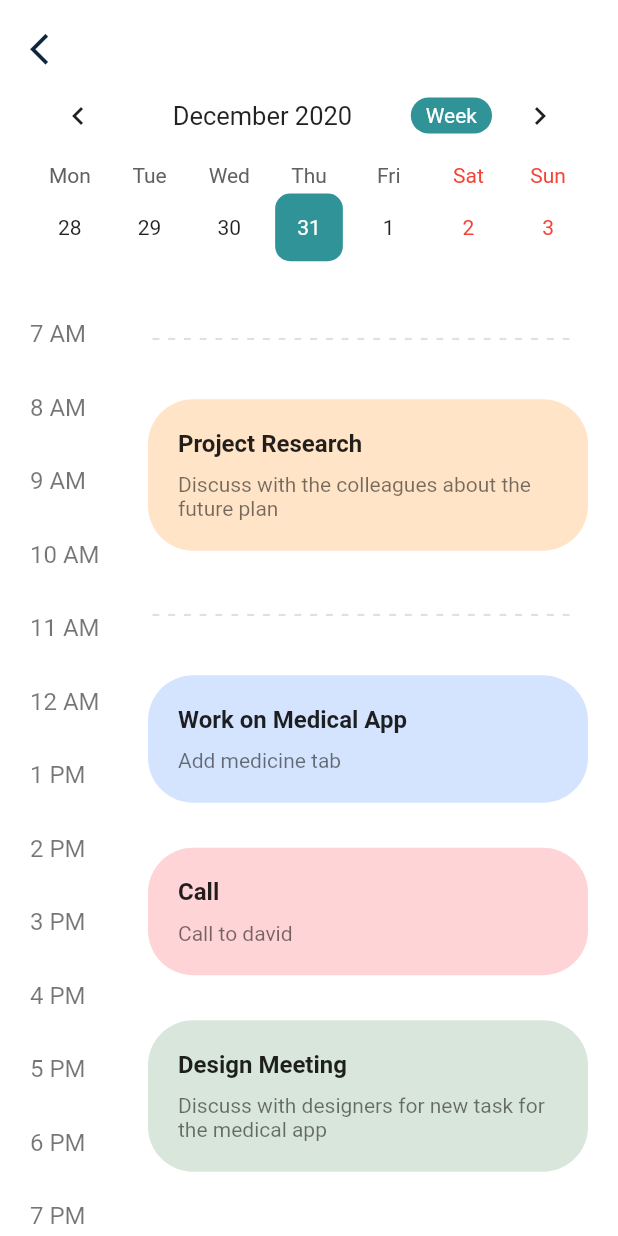
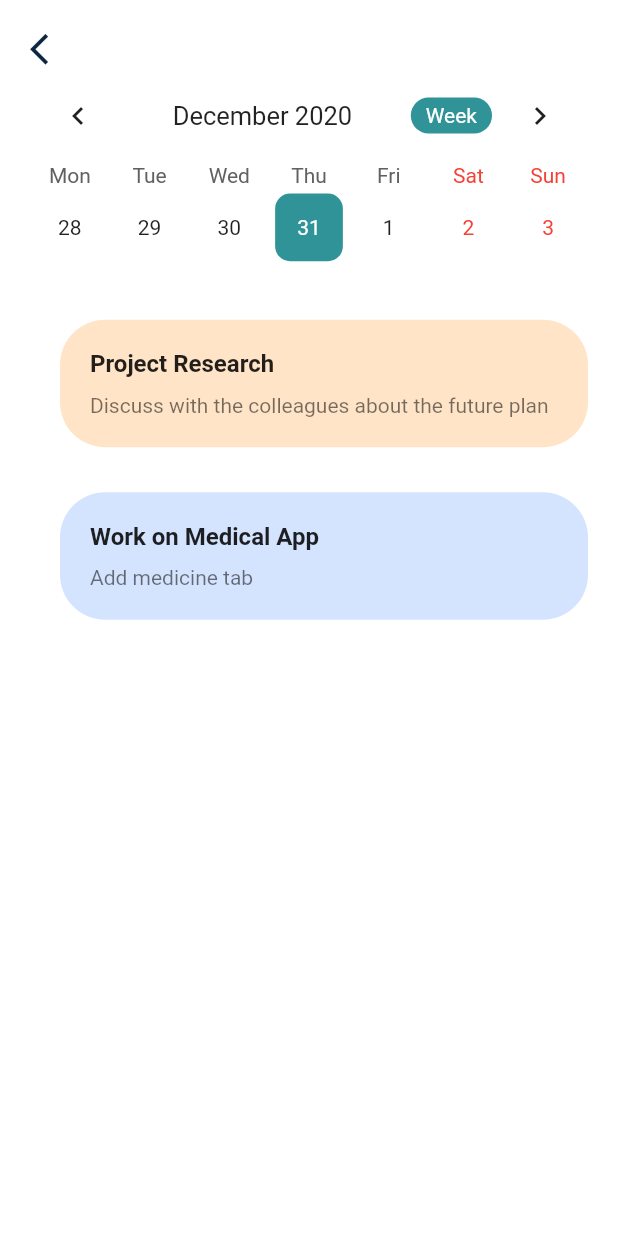
Before and after one commit to longnguyenhuynh/Project-Manager, a Flutter app: the CalendarPage screen opened directly, on a phone screen of 412 x 824 dp. Run offline on Flutter 3.47's test engine with Material 2 defaults, Android fonts, the phone set to English and light mode, and no system bars; drawn by our look-alikes of table_calendar; our stand-ins replace flutter_svg, percent_indicator.

```diff
--- a/Source/project_manager/lib/Screens/Calendar/calendar_page.dart
+++ b/Source/project_manager/lib/Screens/Calendar/calendar_page.dart
@@ -16,18 +16,6 @@ class _CalendarPageState extends State<CalendarPage> {
   void initState() {
     super.initState();
     _controller = CalendarController();
-  }
-
-  Widget _dashedText() {
-    return Container(
-      padding: EdgeInsets.symmetric(vertical: 15),
-      child: Text(
-        '------------------------------------------',
-        maxLines: 1,
-        style:
-            TextStyle(fontSize: 20.0, color: Colors.black12, letterSpacing: 5),
-      ),
-    );
   }
 
   @override
@@ -72,7 +60,7 @@ class _CalendarPageState extends State<CalendarPage> {
                       margin: const EdgeInsets.all(4.0),
                       alignment: Alignment.center,
                       decoration: BoxDecoration(
-                          color: Colors.orange,
+                          color: kPrimaryColor,
                           borderRadius: BorderRadius.circular(10.0)),
                       child: Text(
                         date.day.toString(),
@@ -89,29 +77,6 @@ class _CalendarPageState extends State<CalendarPage> {
                       crossAxisAlignment: CrossAxisAlignment.start,
                       mainAxisAlignment: MainAxisAlignment.spaceBetween,
                       children: <Widget>[
-                        Expanded(
-                          flex: 1,
-                          child: ListView.builder(
-                            itemCount: time.length,
-                            shrinkWrap: true,
-                            physics: NeverScrollableScrollPhysics(),
-                            itemBuilder: (BuildContext context, int index) =>
-                                Padding(
-                              padding:
-                                  const EdgeInsets.symmetric(vertical: 15.0),
-                              child: Align(
-                                alignment: Alignment.centerLeft,
-                                child: Text(
-                                  '${time[index] > 12 ? time[index] - 12 : time[index]} ${time[index] > 12 ? 'PM' : 'AM'}',
-                                  style: TextStyle(
-                                    fontSize: 16.0,
-                                    color: Colors.black54,
-                                  ),
-                                ),
-                              ),
-                            ),
-                          ),
-                        ),
                         SizedBox(
                           width: 20,
                         ),
@@ -121,30 +86,18 @@ class _CalendarPageState extends State<CalendarPage> {
                             shrinkWrap: true,
                             physics: NeverScrollableScrollPhysics(),
                             children: <Widget>[
-                              // Change base on date
-                              _dashedText(),
+                              // Database
                               TaskContainer(
                                 title: 'Project Research',
                                 subtitle:
                                     'Discuss with the colleagues about the future plan',
                                 boxColor: kLightYellow2,
                               ),
-                              _dashedText(),
+
                               TaskContainer(
                                 title: 'Work on Medical App',
                                 subtitle: 'Add medicine tab',
                                 boxColor: kLavender,
-                              ),
-                              TaskContainer(
-                                title: 'Call',
-                                subtitle: 'Call to david',
-                                boxColor: kPalePink,
-                              ),
-                              TaskContainer(
-                                title: 'Design Meeting',
-                                subtitle:
-                                    'Discuss with designers for new task for the medical app',
-                                boxColor: kLightGreen,
                               ),
                             ],
                           ),
--- a/Source/project_manager/lib/constants.dart
+++ b/Source/project_manager/lib/constants.dart
@@ -1,7 +1,7 @@
 import 'package:flutter/material.dart';
 
-const kPrimaryColor = Color(0xFF6F35A5);
-const kPrimaryLightColor = Color(0xFFF1E6FF);
+const Color kPrimaryColor = Color(0xFF6F35A5);
+const Color kPrimaryLightColor = Color(0xFFF1E6FF);
 
 const Color kLightYellow = Color(0xFFFFF9EC);
 const Color kLightYellow2 = Color(0xFFFFE4C7);
@@ -15,23 +15,3 @@ const Color kLightGreen = Color(0xFFD9E6DC);
 const Color kGreen = Color(0xFF309397);
 
 const Color kDarkBlue = Color(0xFF0D253F);
-
-List<int> time = [
-  7,
-  8,
-  9,
-  10,
-  11,
-  12,
-  13,
-  14,
-  15,
-  16,
-  17,
-  18,
-  19,
-  20,
-  21,
-  22,
-  23
-];
```
Also changed, not shown: Source/project_manager/lib/Screens/Home/home_page.dart (+9 -18 lines), Source/project_manager/lib/Screens/Task/create_new_task_page.dart (+3 -60 lines), Source/project_manager/lib/components/active_project_card.dart (+6 -27 lines).
